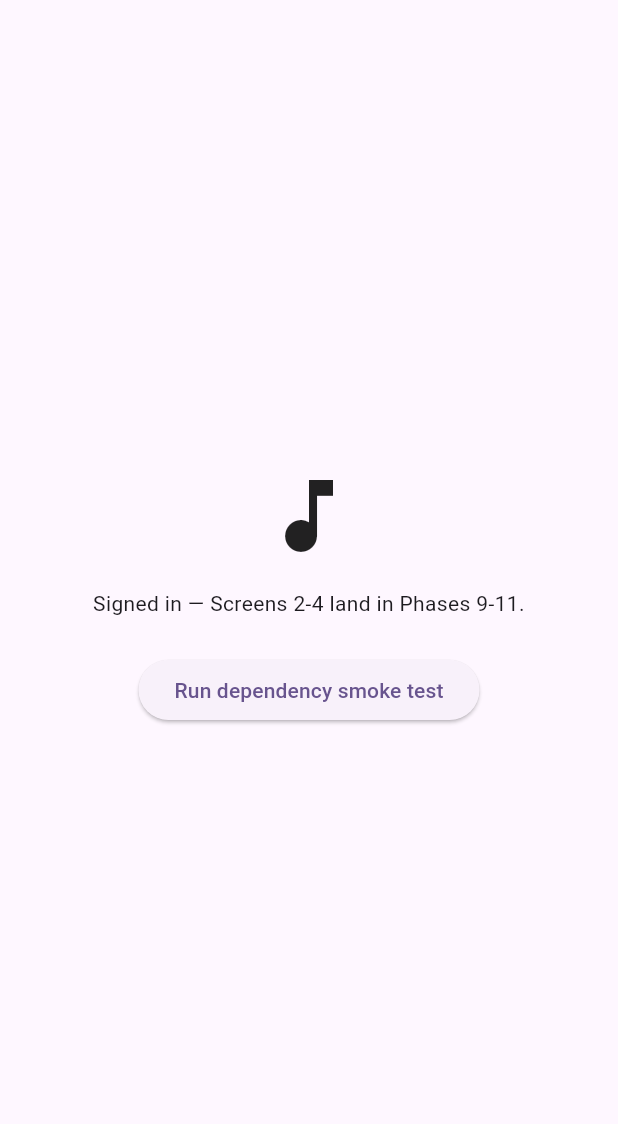
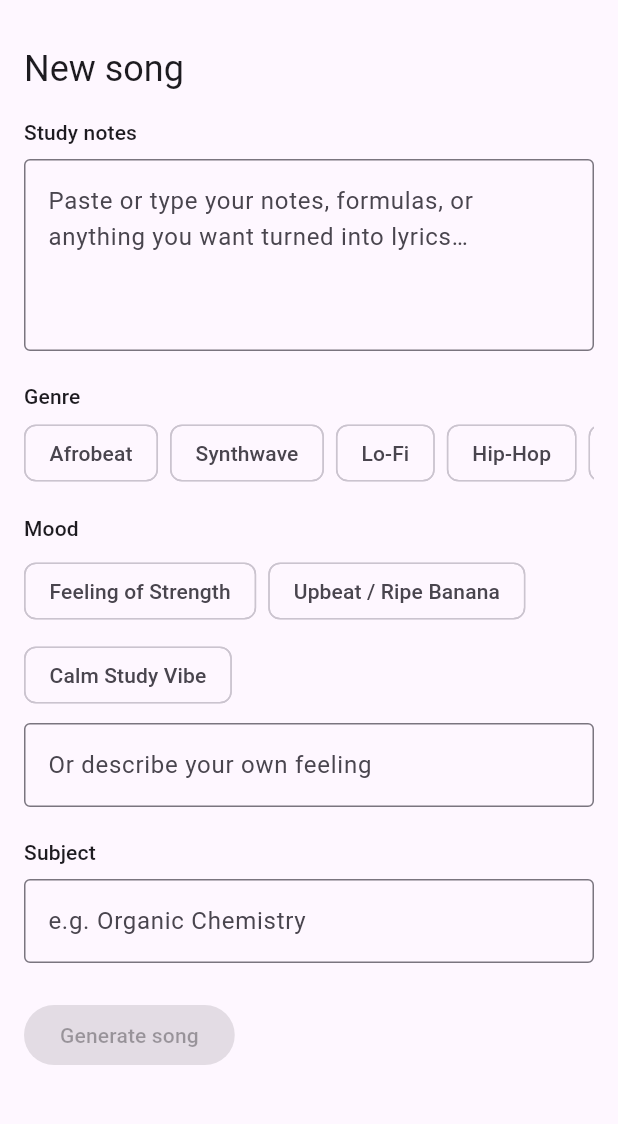
Before and after one commit to frankavishe/learningwithrymes, a Flutter app: the AuthenticatedShell screen opened directly, on a phone screen of 412 x 824 dp, the part 63-1187 px from its top. Run offline on Flutter 3.47's test engine with Material 3 defaults, Android fonts, the phone set to English and light mode, and no system bars; our stand-ins replace flutter_riverpod, flutter_secure_storage, just_audio; accounts and stored records are empty.

Commit message:
feat(note-builder): implement note builder screen and integrate song generation API

```diff
--- a/mobile/lib/app.dart
+++ b/mobile/lib/app.dart
@@ -1,11 +1,10 @@
 import 'package:flutter/material.dart';
 import 'package:flutter_riverpod/flutter_riverpod.dart';
 
-import 'core/audio/audio_player_providers.dart';
 import 'core/auth/auth_repository.dart';
 import 'core/auth/auth_session_providers.dart';
-import 'core/storage/local_cache_service.dart';
 import 'features/auth/auth_screen.dart';
+import 'features/note_builder/note_builder_screen.dart';
 
 class RhythmNotesApp extends StatelessWidget {
   const RhythmNotesApp({super.key});
@@ -21,9 +20,9 @@ class RhythmNotesApp extends StatelessWidget {
 }
 
 /// Auth-gated root (`UI-AUTH-001`/`UI-AUTH-002`): shows [AuthScreen] while
-/// signed out and [AuthenticatedShell] once a JWT is persisted. Screens 2-4
-/// (Phases 9-11) will eventually replace [AuthenticatedShell] with real
-/// in-app navigation.
+/// signed out and [AuthenticatedShell] once a JWT is persisted. Screens 3-4
+/// (Phases 10-11) will eventually join Phase 9's [NoteBuilderScreen] inside
+/// [AuthenticatedShell] via real in-app navigation.
 class _AppRoot extends ConsumerWidget {
   const _AppRoot();
 
@@ -41,10 +40,10 @@ class _AppRoot extends ConsumerWidget {
   }
 }
 
-/// Placeholder landing screen for signed-in users. Phases 9-11 replace this
-/// with Screens 2-4; for now it proves the Phase 7 dependencies (Riverpod,
-/// just_audio, path_provider) stay wired end-to-end and offers a sign-out
-/// control that exercises `AuthRepository.logout()`.
+/// Shell for signed-in users: owns the top-level `Scaffold`/`AppBar` and the
+/// sign-out control (exercising `AuthRepository.logout()`) so content screens
+/// — [NoteBuilderScreen] (Phase 9) now, Screens 3-4 from Phases 10-11 later —
+/// stay chrome-free and swappable in the body.
 class AuthenticatedShell extends ConsumerWidget {
   const AuthenticatedShell({super.key});
 
@@ -61,55 +60,7 @@ class AuthenticatedShell extends ConsumerWidget {
           ),
         ],
       ),
-      body: Center(
-        child: Padding(
-          padding: const EdgeInsets.all(24),
-          child: Column(
-            mainAxisSize: MainAxisSize.min,
-            children: [
-              const Icon(Icons.music_note, size: 64),
-              const SizedBox(height: 16),
-              const Text(
-                'Signed in — Screens 2-4 land in Phases 9-11.',
-                textAlign: TextAlign.center,
-              ),
-              const SizedBox(height: 24),
-              ElevatedButton(
-                onPressed: () => _runDiagnostics(context, ref),
-                child: const Text('Run dependency smoke test'),
-              ),
-            ],
-          ),
-        ),
-      ),
+      body: const NoteBuilderScreen(),
     );
   }
-
-  // Deliberately skips flutter_secure_storage here: MOBILE-005 is now
-  // exercised for real by AuthRepository (register/login writes the JWT,
-  // logout deletes it), and SecureStorageService is single-purpose around
-  // that one `jwt_token` key — a synthetic write/delete here would clobber
-  // the live session that got the user onto this screen in the first place.
-  Future<void> _runDiagnostics(BuildContext context, WidgetRef ref) async {
-    final messenger = ScaffoldMessenger.of(context);
-    final results = <String>[];
-
-    try {
-      final cache = LocalCacheService();
-      final dir = await cache.songCacheDirectory();
-      results.add(await dir.exists() ? 'path_provider: OK (${dir.path})' : 'path_provider: MISSING DIR');
-    } catch (e) {
-      results.add('path_provider: FAILED ($e)');
-    }
-
-    try {
-      final player = ref.read(audioPlayerProvider);
-      results.add('just_audio: OK (state=${player.processingState.name})');
-    } catch (e) {
-      results.add('just_audio: FAILED ($e)');
-    }
-
-    if (!context.mounted) return;
-    messenger.showSnackBar(SnackBar(content: Text(results.join(' | '))));
-  }
 }
--- /dev/null
+++ b/mobile/lib/core/songs/songs_repository.dart
@@ -0,0 +1,35 @@
+import 'package:flutter_riverpod/flutter_riverpod.dart';
+
+import '../auth/auth_session_providers.dart';
+import '../network/api_client.dart';
+
+/// Bridges the note builder screen and the songs API (`API-006`) for Screen 2
+/// (`specs/09-screen-note-builder.md`). Reads the JWT off [authTokenProvider]
+/// (Phase 8) rather than taking it as a parameter, so the screen doesn't need
+/// to know anything about session storage.
+class SongsRepository {
+  SongsRepository(this._ref, this._api);
+
+  final Ref _ref;
+  final ApiClient _api;
+
+  /// `UI-BUILDER-005` — throws [ApiException] on a request failure. A `null`
+  /// token means this got called while signed out, which shouldn't happen:
+  /// `app.dart` only renders the note builder behind the auth gate.
+  Future<GenerateSongResult> generate({
+    required String text,
+    required String genre,
+    required String mood,
+    String? subject,
+  }) async {
+    final token = await _ref.read(authTokenProvider.future);
+    if (token == null) {
+      throw StateError('Cannot generate a song while signed out.');
+    }
+    return _api.generateSong(token: token, text: text, genre: genre, mood: mood, subject: subject);
+  }
+}
+
+final songsRepositoryProvider = Provider<SongsRepository>((ref) {
+  return SongsRepository(ref, ref.watch(apiClientProvider));
+});
--- /dev/null
+++ b/mobile/lib/features/note_builder/note_builder_screen.dart
@@ -0,0 +1,210 @@
+import 'package:flutter/material.dart';
+import 'package:flutter_riverpod/flutter_riverpod.dart';
+
+import '../../core/network/api_client.dart';
+import '../../core/songs/songs_repository.dart';
+
+/// Screen 2 (`specs/09-screen-note-builder.md`): submits study notes plus
+/// genre/mood/subject to `POST /api/songs/generate` (`API-006`). Content-only
+/// — no `Scaffold`/`AppBar` of its own — so `app.dart`'s `AuthenticatedShell`
+/// can own that chrome (and later swap in Screens 3-4 from Phases 10-11
+/// alongside it).
+class NoteBuilderScreen extends ConsumerStatefulWidget {
+  const NoteBuilderScreen({super.key});
+
+  @override
+  ConsumerState<NoteBuilderScreen> createState() => _NoteBuilderScreenState();
+}
+
+class _NoteBuilderScreenState extends ConsumerState<NoteBuilderScreen> {
+  // UI-BUILDER-002: matches the example genres from the spec verbatim.
+  static const _genres = ['Afrobeat', 'Synthwave', 'Lo-Fi', 'Hip-Hop', 'Classical'];
+
+  // UI-BUILDER-003: matches the example mood chips from the spec verbatim.
+  static const _moodPresets = ['Feeling of Strength', 'Upbeat / Ripe Banana', 'Calm Study Vibe'];
+
+  final _textController = TextEditingController();
+  final _customMoodController = TextEditingController();
+  final _subjectController = TextEditingController();
+
+  String? _selectedGenre;
+  String? _selectedMoodChip;
+  bool _isSubmitting = false;
+  String? _errorMessage;
+
+  @override
+  void dispose() {
+    _textController.dispose();
+    _customMoodController.dispose();
+    _subjectController.dispose();
+    super.dispose();
+  }
+
+  /// A custom feeling prompt wins over a preset chip when both are present
+  /// (UI-BUILDER-003) — selecting a chip clears the custom field and vice
+  /// versa, so in practice only one is ever set at a time.
+  String? get _effectiveMood {
+    final custom = _customMoodController.text.trim();
+    return custom.isNotEmpty ? custom : _selectedMoodChip;
+  }
+
+  // A genre and a mood must both be selected before submission is enabled
+  // (UI-BUILDER-002/003's acceptance criterion); non-empty notes are
+  // required by the API DTO regardless (GenerateSongDto.text).
+  bool get _canSubmit =>
+      !_isSubmitting && _textController.text.trim().isNotEmpty && _selectedGenre != null && _effectiveMood != null;
+
+  @override
+  Widget build(BuildContext context) {
+    return SafeArea(
+      child: SingleChildScrollView(
+        padding: const EdgeInsets.all(16),
+        child: Column(
+          crossAxisAlignment: CrossAxisAlignment.start,
+          children: [
+            Text('New song', style: Theme.of(context).textTheme.headlineSmall),
+            const SizedBox(height: 16),
+            Text('Study notes', style: Theme.of(context).textTheme.labelLarge),
+            const SizedBox(height: 8),
+            TextField(
+              // UI-BUILDER-001
+              controller: _textController,
+              minLines: 4,
+              maxLines: 10,
+              decoration: const InputDecoration(
+                hintText: 'Paste or type your notes, formulas, or anything you want turned into lyrics…',
+                border: OutlineInputBorder(),
+              ),
+              onChanged: (_) => setState(() {}),
+            ),
+            const SizedBox(height: 20),
+            Text('Genre', style: Theme.of(context).textTheme.labelLarge),
+            const SizedBox(height: 8),
+            SizedBox(
+              // UI-BUILDER-002: horizontal chip selector.
+              height: 40,
+              child: ListView.separated(
+                scrollDirection: Axis.horizontal,
+                itemCount: _genres.length,
+                separatorBuilder: (_, _) => const SizedBox(width: 8),
+                itemBuilder: (context, index) {
+                  final genre = _genres[index];
+                  return ChoiceChip(
+                    label: Text(genre),
+                    selected: _selectedGenre == genre,
+                    onSelected: (selected) => setState(() => _selectedGenre = selected ? genre : null),
+                  );
+                },
+              ),
+            ),
+            const SizedBox(height: 20),
+            Text('Mood', style: Theme.of(context).textTheme.labelLarge),
+            const SizedBox(height: 8),
+            Wrap(
+              // UI-BUILDER-003: preset chips...
+              spacing: 8,
+              runSpacing: 8,
+              children: _moodPresets.map((mood) {
+                return ChoiceChip(
+                  label: Text(mood),
+                  selected: _selectedMoodChip == mood,
+                  onSelected: (selected) => setState(() {
+                    _selectedMoodChip = selected ? mood : null;
+                    if (selected) _customMoodController.clear();
+                  }),
+                );
+              }).toList(),
+            ),
+            const SizedBox(height: 8),
+            TextField(
+              // ...plus a custom feeling prompt.
+              controller: _customMoodController,
+              decoration: const InputDecoration(
+                labelText: 'Or describe your own feeling',
+                border: OutlineInputBorder(),
+              ),
+              onChanged: (value) => setState(() {
+                if (value.trim().isNotEmpty) _selectedMoodChip = null;
+              }),
+            ),
+            const SizedBox(height: 20),
+            Text('Subject', style: Theme.of(context).textTheme.labelLarge), // UI-BUILDER-004
+            const SizedBox(height: 8),
+            TextField(
+              controller: _subjectController,
+              decoration: const InputDecoration(
+                hintText: 'e.g. Organic Chemistry',
+                border: OutlineInputBorder(),
+              ),
+            ),
+            const SizedBox(height: 24),
+            if (_errorMessage != null) ...[
+              Text(
+                _errorMessage!,
+                style: TextStyle(color: Theme.of(context).colorScheme.error),
+              ),
+              const SizedBox(height: 12),
+            ],
+            FilledButton(
+              onPressed: _canSubmit ? _submit : null,
+              child: _isSubmitting
+                  ? const SizedBox(
+                      height: 18,
+                      width: 18,
+                      child: CircularProgressIndicator(strokeWidth: 2),
+                    )
+                  : const Text('Generate song'),
+            ),
+          ],
+        ),
+      ),
+    );
+  }
+
+  Future<void> _submit() async {
+    setState(() {
+      _errorMessage = null;
+      _isSubmitting = true;
+    });
+
+    final genre = _selectedGenre;
+    final mood = _effectiveMood;
+    if (genre == null || mood == null) {
+      // Guarded by _canSubmit, but keeps this method sound under the
+      // null-safe reads below regardless.
+      setState(() => _isSubmitting = false);
+      return;
+    }
+
+    final repository = ref.read(songsRepositoryProvider);
+    try {
+      await repository.generate(
+        text: _textController.text.trim(),
+        genre: genre,
+        mood: mood,
+        subject: _subjectController.text.trim().isEmpty ? null : _subjectController.text.trim(),
+      );
+      if (!mounted) return;
+      // UI-BUILDER-005 / AI-005: confirms the job was enqueued, not that the
+      // song is ready — generation itself runs async.
+      ScaffoldMessenger.of(context).showSnackBar(
+        const SnackBar(content: Text('Song generation started — check your library soon.')),
+      );
+      _textController.clear();
+      _customMoodController.clear();
+      _subjectController.clear();
+      setState(() {
+        _selectedGenre = null;
+        _selectedMoodChip = null;
+      });
+    } on ApiException catch (e) {
+      if (!mounted) return;
+      setState(() => _errorMessage = e.message);
+    } catch (e) {
+      if (!mounted) return;
+      setState(() => _errorMessage = 'Something went wrong. Please try again.');
+    } finally {
+      if (mounted) setState(() => _isSubmitting = false);
+    }
+  }
+}
```
Also changed, not shown: mobile/lib/core/network/api_client.dart (+48 -2 lines), 4 other files.
